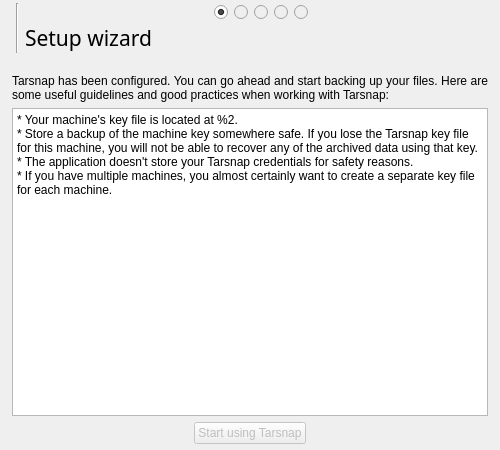
First picture: the form in forms/setupdialog.ui, repository Tarsnap/tarsnap-gui, before the edit.
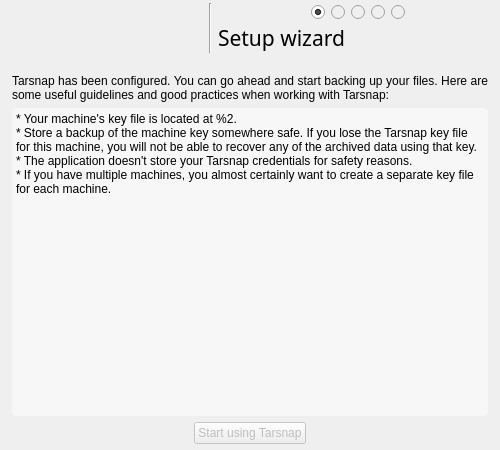
Second picture: the form after the edit. The open tabs and pages were chosen to show the change. Icons and pictures are not drawn.

Commit message: A couple post merge adjustments for PR #50.

What changed in the file:
```diff
--- a/forms/setupdialog.ui
+++ b/forms/setupdialog.ui
@@ -208,14 +208,22 @@
      </item>
      <item row="0" column="0" rowspan="2">
       <widget class="QLabel" name="iconLabel">
-       <property name="text">
-        <string/>
+       <property name="minimumSize">
+        <size>
+         <width>200</width>
+         <height>0</height>
+        </size>
        </property>
-       <property name="pixmap">
-        <pixmap resource="../resources/resources.qrc">:/icons/tarsnap-logo.png</pixmap>
+       <property name="maximumSize">
+        <size>
+         <width>200</width>
+         <height>16777215</height>
+        </size>
        </property>
-       <property name="scaledContents">
-        <bool>false</bool>
+       <property name="styleSheet">
+        <string notr="true">QLabel {
+border-image: url(:/icons/tarsnap-logo.png)
+}</string>
        </property>
       </widget>
      </item>
@@ -1158,6 +1166,15 @@
        </item>
        <item>
         <widget class="QPlainTextEdit" name="doneInfoPlainTextEdit">
+         <property name="styleSheet">
+          <string notr="true">QPlainTextEdit {
+background: rgba(255,255,255,120);
+border-radius: 4px;
+}</string>
+         </property>
+         <property name="readOnly">
+          <bool>true</bool>
+         </property>
          <property name="plainText">
           <string>* Your machine's key file is located at %2.
 * Store a backup of the machine key somewhere safe. If you lose the Tarsnap key file for this machine, you will not be able to recover any of the archived data using that key.
```
Left out of the diff: 9 changed lines with no effect on the pictures.
